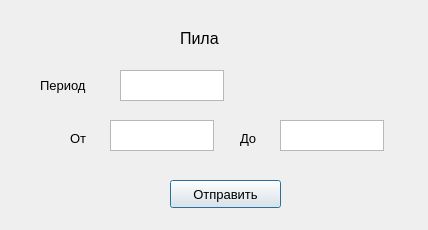
First picture: the form in ui/saw_dialod.ui, repository FroggyKwa/SignalAnalyzer, before the edit.
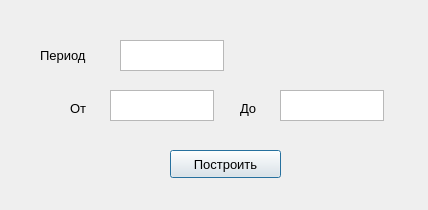
Second picture: the form after the edit.

What changed in the file:
```diff
--- a/ui/saw_dialod.ui
+++ b/ui/saw_dialod.ui
@@ -7,19 +7,19 @@
     <x>0</x>
     <y>0</y>
     <width>428</width>
-    <height>230</height>
+    <height>210</height>
    </rect>
   </property>
   <property name="minimumSize">
    <size>
     <width>428</width>
-    <height>230</height>
+    <height>210</height>
    </size>
   </property>
   <property name="maximumSize">
    <size>
     <width>428</width>
-    <height>230</height>
+    <height>210</height>
    </size>
   </property>
   <property name="windowTitle">
@@ -29,7 +29,7 @@
    <property name="geometry">
     <rect>
      <x>70</x>
-     <y>130</y>
+     <y>100</y>
      <width>21</width>
      <height>16</height>
     </rect>
@@ -47,7 +47,7 @@
    <property name="geometry">
     <rect>
      <x>110</x>
-     <y>120</y>
+     <y>90</y>
      <width>104</width>
      <height>31</height>
     </rect>
@@ -57,7 +57,7 @@
    <property name="geometry">
     <rect>
      <x>240</x>
-     <y>130</y>
+     <y>100</y>
      <width>21</width>
      <height>16</height>
     </rect>
@@ -75,7 +75,7 @@
    <property name="geometry">
     <rect>
      <x>120</x>
-     <y>70</y>
+     <y>40</y>
      <width>104</width>
      <height>31</height>
     </rect>
@@ -85,7 +85,7 @@
    <property name="geometry">
     <rect>
      <x>40</x>
-     <y>70</y>
+     <y>40</y>
      <width>71</width>
      <height>31</height>
     </rect>
@@ -103,7 +103,7 @@
    <property name="geometry">
     <rect>
      <x>280</x>
-     <y>120</y>
+     <y>90</y>
      <width>104</width>
      <height>31</height>
     </rect>
@@ -116,7 +116,7 @@
    <property name="geometry">
     <rect>
      <x>170</x>
-     <y>180</y>
+     <y>150</y>
      <width>111</width>
      <height>28</height>
     </rect>
@@ -127,25 +127,7 @@
     </font>
    </property>
    <property name="text">
-    <string>Отправить</string>
-   </property>
-  </widget>
-  <widget class="QLabel" name="label_2">
-   <property name="geometry">
-    <rect>
-     <x>180</x>
-     <y>30</y>
-     <width>55</width>
-     <height>16</height>
-    </rect>
-   </property>
-   <property name="font">
-    <font>
-     <pointsize>12</pointsize>
-    </font>
-   </property>
-   <property name="text">
-    <string>Пила</string>
+    <string>Построить</string>
    </property>
   </widget>
  </widget>
```
